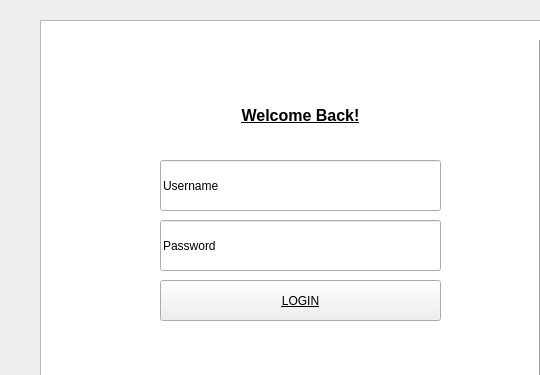
basil-ali-khan/Inventory-Management-System, file Screens/UserAuthentication.ui: the form before one commit; both pictures show x 0 to 540 and y 0 to 375 of the 1099 by 531 pixel window.
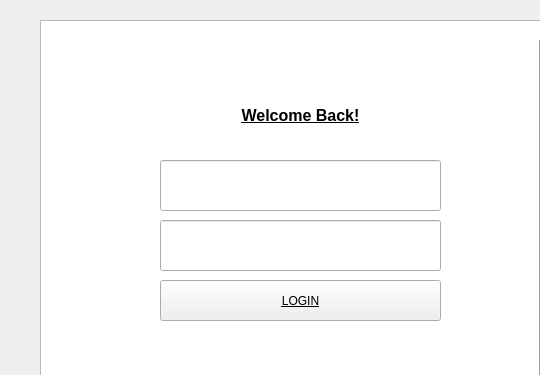
The form after the commit.

```diff
--- a/Screens/UserAuthentication.ui
+++ b/Screens/UserAuthentication.ui
@@ -114,7 +114,7 @@
      </font>
     </property>
     <property name="text">
-     <string>Password</string>
+     <string/>
     </property>
     <property name="frame">
      <bool>true</bool>
@@ -140,7 +140,7 @@
      </font>
     </property>
     <property name="text">
-     <string>Username</string>
+     <string/>
     </property>
     <property name="frame">
      <bool>true</bool>
```
Left out of the diff: 2 changed lines with no effect on the pictures.
